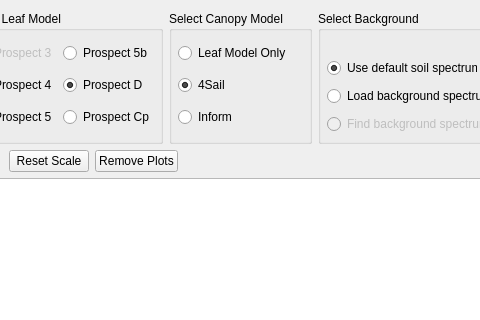
First picture: the form in enmapbox/apps/lmuvegetationapps/GUI_IVVRM_Inform_alpha.ui, repository jakimowb/enmapbox_testmigration2, before the edit; both pictures show x 148 to 628 and y 0 to 320 of the 1162 by 941 pixel window.
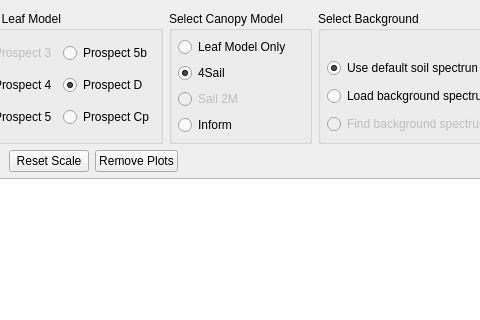
Second picture: the form after the edit. Custom widgets are drawn as their Qt base class.

```diff
--- a/enmapbox/apps/lmuvegetationapps/GUI_IVVRM_Inform_alpha.ui
+++ b/enmapbox/apps/lmuvegetationapps/GUI_IVVRM_Inform_alpha.ui
@@ -231,6 +231,16 @@
             </property>
            </widget>
           </item>
+          <item>
+           <widget class="QRadioButton" name="B_Sail_2M">
+            <property name="enabled">
+             <bool>false</bool>
+            </property>
+            <property name="text">
+             <string>Sail 2M</string>
+            </property>
+           </widget>
+          </item>
           <item>
            <widget class="QRadioButton" name="B_Inform">
             <property name="enabled">
```
Left out of the diff: 7 changed lines with no effect on the pictures.
